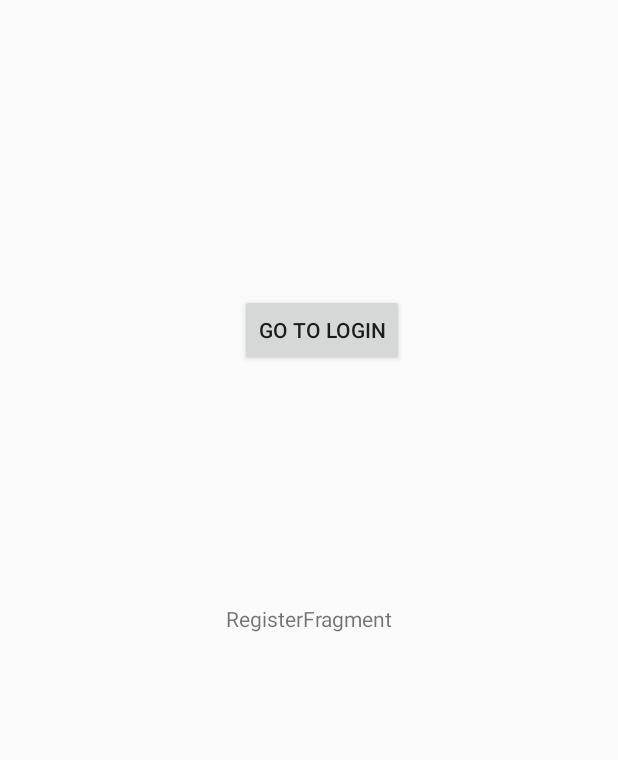
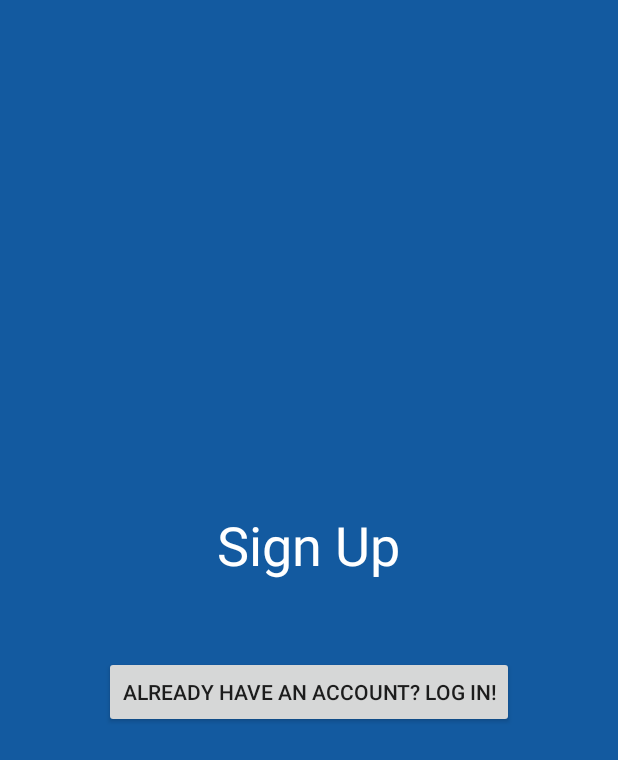
Before and after one commit to ludovicm67/android-event-manager, an Android app: the screen it shows after launch (AuthActivity), on a phone screen of 412 x 824 dp. Shown: the top 760 px of the screen. Run offline under Robolectric (Android 15) with nearby library versions, the phone set to English and light mode, and no system bars.

Commit message:
colors: fix statusbar color

```diff
--- a/app/src/main/java/fr/ludovicm67/eventmanager/AuthActivity.kt
+++ b/app/src/main/java/fr/ludovicm67/eventmanager/AuthActivity.kt
@@ -2,6 +2,9 @@ package fr.ludovicm67.eventmanager
 
 import androidx.appcompat.app.AppCompatActivity
 import android.os.Bundle
+import android.view.Window
+import android.view.WindowManager
+import androidx.core.content.ContextCompat
 import fr.ludovicm67.eventmanager.ui.register.RegisterFragment
 
 class AuthActivity : AppCompatActivity() {
@@ -9,6 +12,12 @@ class AuthActivity : AppCompatActivity() {
     override fun onCreate(savedInstanceState: Bundle?) {
         super.onCreate(savedInstanceState)
         setContentView(R.layout.auth_activity)
+
+        val w: Window = window
+        w.clearFlags(WindowManager.LayoutParams.FLAG_TRANSLUCENT_STATUS)
+        w.addFlags(WindowManager.LayoutParams.FLAG_DRAWS_SYSTEM_BAR_BACKGROUNDS)
+        w.statusBarColor = ContextCompat.getColor(this, R.color.colorPrimaryDark)
+
         if (savedInstanceState == null) {
             supportFragmentManager.beginTransaction()
                 .replace(R.id.auth_container, RegisterFragment.newInstance())
--- a/app/src/main/res/layout/register_fragment.xml
+++ b/app/src/main/res/layout/register_fragment.xml
@@ -5,26 +5,43 @@
     android:id="@+id/register"
     android:layout_width="match_parent"
     android:layout_height="match_parent"
+    android:background="@color/colorPrimary"
+    android:textColor="@color/colorWhite"
     tools:context=".ui.register.RegisterFragment">
+
+    <LinearLayout
+        android:layout_width="match_parent"
+        android:layout_height="match_parent"
+        android:gravity="center"
+        android:orientation="vertical">
 
         <TextView
             android:id="@+id/message"
             android:layout_width="wrap_content"
             android:layout_height="wrap_content"
-        android:text="RegisterFragment"
-        app:layout_constraintBottom_toBottomOf="parent"
-        app:layout_constraintEnd_toEndOf="parent"
-        app:layout_constraintStart_toStartOf="parent"
-        app:layout_constraintTop_toTopOf="parent" />
+            android:text="Sign Up"
+            android:textColor="@color/colorWhite"
+            android:textSize="36sp" />
+
+        <Space
+            android:layout_width="match_parent"
+            android:layout_height="50sp" />
 
         <Button
             android:id="@+id/register_button"
             android:layout_width="wrap_content"
             android:layout_height="wrap_content"
-        android:layout_marginStart="160dp"
-        android:layout_marginTop="196dp"
-        android:text="Go to login"
+            android:layout_marginStart="0dp"
+            android:layout_marginLeft="0dp"
+            android:layout_marginTop="0dp"
+            android:layout_marginEnd="0dp"
+            android:layout_marginRight="0dp"
+            android:layout_marginBottom="0dp"
+            android:text="Already have an account? Log in!"
+            app:layout_constraintBottom_toBottomOf="parent"
+            app:layout_constraintEnd_toEndOf="parent"
             app:layout_constraintStart_toStartOf="parent"
             app:layout_constraintTop_toTopOf="parent" />
+    </LinearLayout>
 
 </androidx.constraintlayout.widget.ConstraintLayout>
```
Lines whose indentation alone changed are shown as unchanged.
